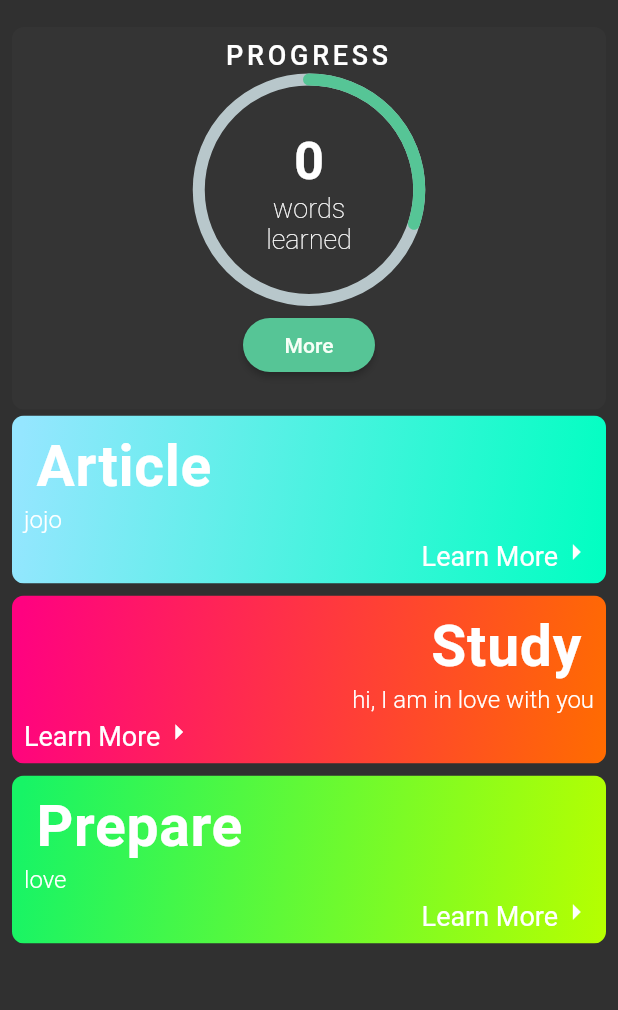
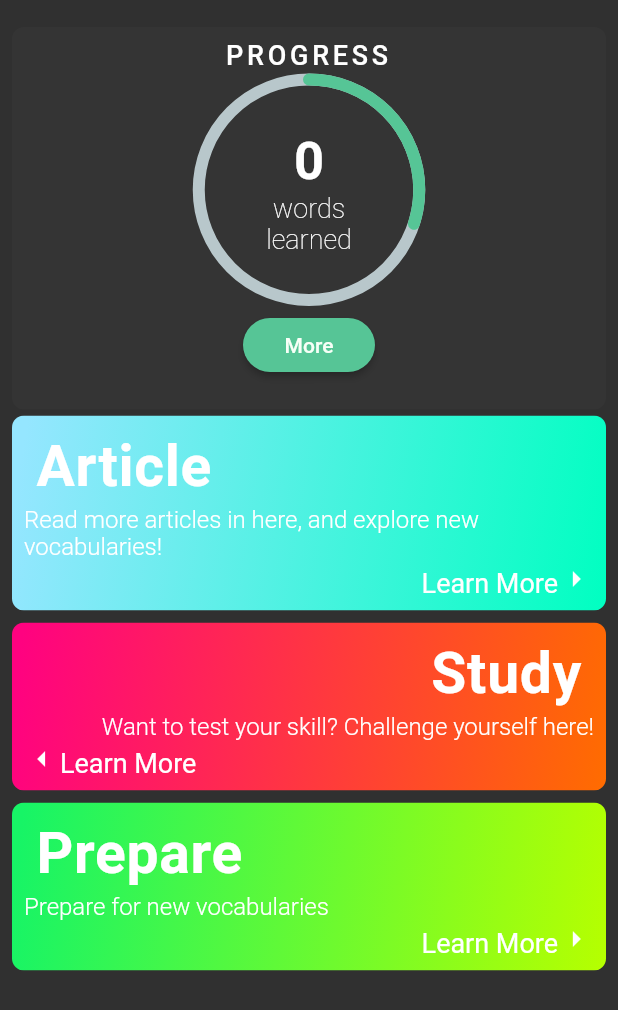
Before and after one commit to cscheungae/vocab_app_fyp55, a Flutter app: the HomePage screen opened directly, on a phone screen of 412 x 824 dp. Shown: the top 1010 px of the screen. Run offline on Flutter 3.47's test engine with Material 2 defaults, Android fonts, the phone set to English and light mode, and no system bars; drawn by our look-alikes of percent_indicator; our stand-ins replace bloc, cached_network_image, charts_flutter, equatable, flutter_bloc, flutter_tags and 4 more; missing offline and left inert: dart:ffi, flutter_webview_plugin; accounts and stored records are empty; Roboto replaces fonts that are missing (Hind, Montserrat).

Commit message:
Preload Page View, Animation Change

```diff
--- a/lib/components/NavigationBlock.dart
+++ b/lib/components/NavigationBlock.dart
@@ -70,13 +70,16 @@ class NavigationBlock extends StatelessWidget {
                 RichText(
                   text: TextSpan(
                     children: [
-                      TextSpan(
-                        text: "Learn More",
-                        style: TextStyle( fontSize: 18, fontWeight: FontWeight.w400, height: 1.1),
-                      ),
-                      WidgetSpan(
-                        child: Icon(Icons.arrow_right),
-                      ),
+                        this.direction == NavigationBlockAlignment.RtoL ? WidgetSpan(
+                          child: Icon(Icons.arrow_left),
+                        ) : TextSpan(text: ""),
+                        TextSpan(
+                          text: "Learn More",
+                          style: TextStyle( fontSize: 18, fontWeight: FontWeight.w400, height: 1.1),
+                        ),
+                        this.direction == NavigationBlockAlignment.LtoR ? WidgetSpan(
+                          child: Icon(Icons.arrow_right),
+                        ) : TextSpan(text: ""),
                     ]
                   ),
                 ),
--- a/lib/components/RegisterForm.dart
+++ b/lib/components/RegisterForm.dart
@@ -6,6 +6,7 @@ import 'package:http/http.dart' as http;
 import 'package:provider/provider.dart';
 import 'package:vocab_app_fyp55/model/user.dart';
 import 'package:vocab_app_fyp55/state/DatabaseNotifier.dart';
+import 'package:vocab_app_fyp55/services/AddressMiddleWare.dart';
 
 
 class RegisterForm extends StatefulWidget {
@@ -65,7 +66,7 @@ class _RegisterFormState extends State<RegisterForm> {
                         'Content-type': 'application/json'
                       };
                       http.Response response = await http.post(
-                          'http://10.0.2.2:5555/user/reg',
+                          AddressMiddleWare.address + '/user/reg',
                           headers: headers,
                           body: jsonEncode({
                             'email': usernameController.text,
--- a/lib/pages/HomePage.dart
+++ b/lib/pages/HomePage.dart
@@ -2,6 +2,9 @@ import 'package:flutter/material.dart';
 import '../res/theme.dart' as CustomTheme;
 import '../components/NavigationBlock.dart';
 import '../components/CircleStatisticsIndicator.dart';
+
+import '../pages/ArticlesViewPage.dart';
+import '../util/Router.dart' as Router;
 
 class HomePage extends StatefulWidget {
   HomePage({Key key, this.title}) : super(key: key);
@@ -28,7 +31,6 @@ class _HomePageState extends State<HomePage>
       end: Offset.zero,
     ).animate(
         CurvedAnimation(parent: animeController, curve: Curves.decelerate));
-    animeController.forward();
   }
 
   @override
@@ -39,6 +41,7 @@ class _HomePageState extends State<HomePage>
 
   @override
   Widget build(BuildContext context) {
+    WidgetsBinding.instance.addPostFrameCallback((dur){animeController.forward();});
     return Scaffold(
       body: SlideTransition(
         position: slideAnimation,
@@ -54,11 +57,12 @@ class _HomePageState extends State<HomePage>
               child: GestureDetector(
                 child: NavigationBlock(
                   title: "Article",
-                  body: "jojo",
+                  body: "Read more articles in here, and explore new vocabularies!",
                   colors: CustomTheme.BLUE_GRADIENT_COLORS,
                 ),
                 onTap: () {
-                  Navigator.pushNamed(context, '/articles');
+                  //Navigator.pushNamed(context, '/articles');
+                  Navigator.push(context, Router.AnimatedRoute(newWidget: new ArticleViewPage()  ));
                 },
               ),
             ),
@@ -66,7 +70,7 @@ class _HomePageState extends State<HomePage>
               padding: const EdgeInsets.fromLTRB(0, 0, 0, 8.0),
               child: NavigationBlock(
                 title: "Study",
-                body: "hi, I am in love with you",
+                body: "Want to test your skill? Challenge yourself here!",
                 colors: CustomTheme.RED_GRADIENT_COLORS,
                 direction: NavigationBlockAlignment.RtoL,
               ),
@@ -75,7 +79,7 @@ class _HomePageState extends State<HomePage>
               padding: const EdgeInsets.fromLTRB(0, 0, 0, 8.0),
               child: NavigationBlock(
                 title: "Prepare",
-                body: "love",
+                body: "Prepare for new vocabularies",
                 colors: CustomTheme.GREEN_GRADIENT_COLORS,
               ),
             ),
--- a/lib/pages/OnboardingScreen.dart
+++ b/lib/pages/OnboardingScreen.dart
@@ -8,6 +8,7 @@ import 'package:vocab_app_fyp55/components/Chip/MultiSelectChip.dart';
 import 'package:vocab_app_fyp55/components/Chip/styles.dart';
 import 'package:vocab_app_fyp55/components/RegisterForm.dart';
 import 'package:vocab_app_fyp55/model/user.dart';
+import 'package:vocab_app_fyp55/services/AddressMiddleWare.dart';
 import 'package:vocab_app_fyp55/state/DatabaseNotifier.dart';
 import 'dart:io';
 import 'package:http/http.dart' as http;
@@ -389,7 +390,7 @@ class _OnboardingScreenState extends State<OnboardingScreen> {
                     'Content-type': 'application/json'
                   };
                   http.Response response = await http.post(
-                      "http://10.0.2.2:5555/user/update",
+                      AddressMiddleWare.address + "/user/update",
                       headers: headers,
                       body: jsonEncode({
                         "uid": user.uid,
--- /dev/null
+++ b/lib/services/AddressMiddleWare.dart
@@ -0,0 +1,6 @@
+
+
+class AddressMiddleWare {
+  //Change this address based on your IP address!!!
+  static const String address = "http://192.168.1.223:5555";
+}
--- a/lib/services/customAPI_vocab.dart
+++ b/lib/services/customAPI_vocab.dart
@@ -2,6 +2,8 @@
 import 'dart:convert';
 import 'package:vocab_app_fyp55/model/vocabulary.dart';
 import 'package:http/http.dart' as http;
+
+import 'AddressMiddleWare.dart';
 
 class CustomAPIVocab {
 
@@ -18,7 +20,7 @@ class CustomAPIVocab {
 
   //data request from API
   static Future<vocabulary> requestAPIData(String word, {String region = "us"}) async {
-    final String url = "localhost:5555/ext/api/vocab?" + "word=" + word + "&region=" + region;
+    final String url = AddressMiddleWare.address + "/ext/api/vocab?" + "word=" + word + "&region=" + region;
     var returnedResponse = await http.get(url);
     if ( returnedResponse.statusCode == 200 ){
       CustomAPIVocab apiVocab = CustomAPIVocab.fromJson(json.decode(returnedResponse.body));
--- a/lib/services/fetchdata_news.dart
+++ b/lib/services/fetchdata_news.dart
@@ -1,7 +1,9 @@
 import 'package:http/http.dart' as http;
 import 'package:vocab_app_fyp55/services/APIKey.dart';
+import 'package:vocab_app_fyp55/services/AddressMiddleWare.dart';
+import 'package:vocab_app_fyp55/model/news.dart';
+
 import 'dart:convert';
-import '../model/news.dart';
 
 class FetchNews {
 
@@ -24,7 +26,7 @@ class FetchNews {
   static Future< List<NewsItem> > requestAPIData( {List<String> categories, } ) async {
     assert(categories != null);
 
-    String url = "http://10.0.2.2:5555/ext/api/news";
+    String url = AddressMiddleWare.address + "/ext/api/news";
 
     // generating the query url
     if ( categories.isEmpty ) {
--- a/pubspec.yaml
+++ b/pubspec.yaml
@@ -27,6 +27,7 @@ dependencies:
   flutter_webview_plugin: ^0.3.10+1
   charts_flutter:
   path_provider:
+  preload_page_view:
   cached_network_image: 2.0.0-rc
   shared_preferences:
   sqflite:
```
Also changed, not shown: lib/pages/ArticlesViewPage.dart (+45 -6 lines), lib/pages/MainPageView.dart (+17 -9 lines), lib/pages/StatisticsPage.dart (+60 -15 lines), pubspec.lock.
